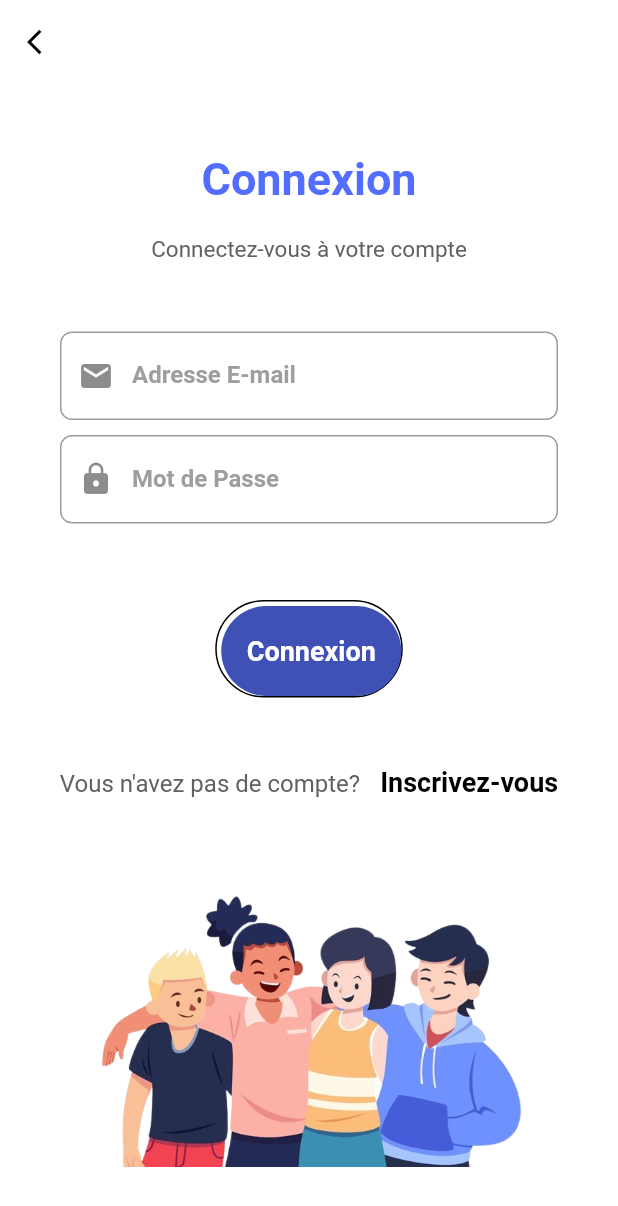
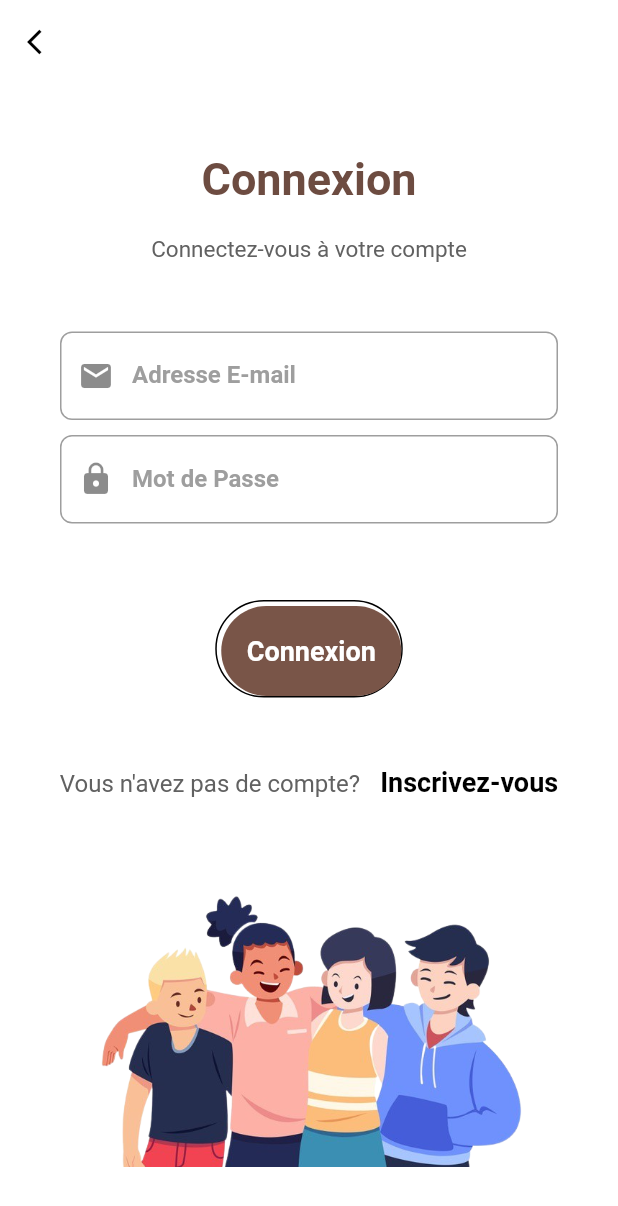
Before and after one commit to nouhelion/redesigned-invention, a Flutter app: the screen it shows after launch, after a tap on "Login", on a phone screen of 412 x 824 dp. Shown: the top 1206 px of the screen. Run offline on Flutter 3.47's test engine with Material 2 defaults, Android fonts, the phone set to English and light mode, and no system bars; our stand-ins replace cloud_firestore, firebase_auth, firebase_core, pie_chart; accounts and stored records are empty; network calls fail; Roboto replaces fonts that are missing (Montserrat).

Commit message:
colorchange

```diff
--- a/cotisation/lib/components/navigation_items/cotisation.dart
+++ b/cotisation/lib/components/navigation_items/cotisation.dart
@@ -154,7 +154,7 @@ class _CotisationState extends State<Cotisation> {
         ],
         currentIndex: pageIndex,
         unselectedItemColor: Colors.grey,
-        selectedItemColor: Colors.indigo,
+        selectedItemColor: Colors.brown,
         onTap: _onItemTapped,
       ),
     );
--- a/cotisation/lib/components/navigation_items/profil.dart
+++ b/cotisation/lib/components/navigation_items/profil.dart
@@ -314,7 +314,7 @@ class _ProfileState extends State<Profile> {
                     minWidth: 120,
                     height: 60,
                     onPressed: updateUser,
-                    color: Colors.indigo,
+                    color: Colors.brown,
                     elevation: 0,
                     shape: RoundedRectangleBorder(
                       borderRadius: BorderRadius.circular(50),
@@ -352,7 +352,7 @@ class _ProfileState extends State<Profile> {
         ],
         currentIndex: pageIndex,
         unselectedItemColor: Colors.grey,
-        selectedItemColor: Colors.indigo,
+        selectedItemColor: Colors.brown,
         onTap: _onItemTapped,
       ),
     );
--- a/cotisation/lib/components/navigation_items/welcome.dart
+++ b/cotisation/lib/components/navigation_items/welcome.dart
@@ -163,7 +163,7 @@ class _WelcomeState extends State<Welcome> {
         ],
         currentIndex: pageIndex,
         unselectedItemColor: Colors.grey,
-        selectedItemColor: Colors.indigo,
+        selectedItemColor: Colors.brown,
         onTap: _onItemTapped,
       ),
     );
--- a/cotisation/lib/components/sign/login.dart
+++ b/cotisation/lib/components/sign/login.dart
@@ -61,7 +61,7 @@ class _LoginPageState extends State<LoginPage> {
                       style: TextStyle(
                         fontSize: 30,
                         fontWeight: FontWeight.bold,
-                        color: Colors.indigoAccent,
+                        color: Colors.brown[600],
                       ),
                     ),
                     SizedBox(
@@ -135,7 +135,7 @@ class _LoginPageState extends State<LoginPage> {
                       height: 60,
                       //when to sign in
                       onPressed: signIn,
-                      color: Colors.indigo,
+                      color: Colors.brown,
                       elevation: 0,
                       shape: RoundedRectangleBorder(
                         borderRadius: BorderRadius.circular(50),
--- a/cotisation/lib/components/sign/signup.dart
+++ b/cotisation/lib/components/sign/signup.dart
@@ -65,7 +65,7 @@ class _SignupPageState extends State<SignupPage> {
                     style: TextStyle(
                       fontSize: 30,
                       fontWeight: FontWeight.bold,
-                      color: Colors.indigoAccent,
+                      color: Colors.brown[600],
                     ),
                   ),
                   SizedBox(
@@ -229,7 +229,7 @@ class _SignupPageState extends State<SignupPage> {
                   height: 60,
                   //when to sign up
                   onPressed: signUp,
-                  color: Colors.indigo,
+                  color: Colors.brown,
                   elevation: 0,
                   shape: RoundedRectangleBorder(
                     borderRadius: BorderRadius.circular(50),
--- a/cotisation/lib/main.dart
+++ b/cotisation/lib/main.dart
@@ -9,11 +9,11 @@ import 'package:firebase_core/firebase_core.dart';
 import 'package:flutter/material.dart';
 
 Future<void> main() async {
-   WidgetsFlutterBinding.ensureInitialized();
+  WidgetsFlutterBinding.ensureInitialized();
   await Firebase.initializeApp();
   runApp(MaterialApp(
     theme: ThemeData(
-      primarySwatch: Colors.indigo,
+      primarySwatch: Colors.brown,
     ),
     debugShowCheckedModeBanner: false,
     home: HomePage(),
@@ -108,7 +108,7 @@ class HomePage extends StatelessWidget {
                           MaterialPageRoute(
                               builder: (context) => SignupPage()));
                     },
-                    color: Colors.indigo,
+                    color: Colors.brown[600],
                     shape: RoundedRectangleBorder(
                         borderRadius: BorderRadius.circular(30)),
                     child: Text(
```
Also changed, not shown: cotisation/lib/components/navigation_items/search.dart (+5 -5 lines).
